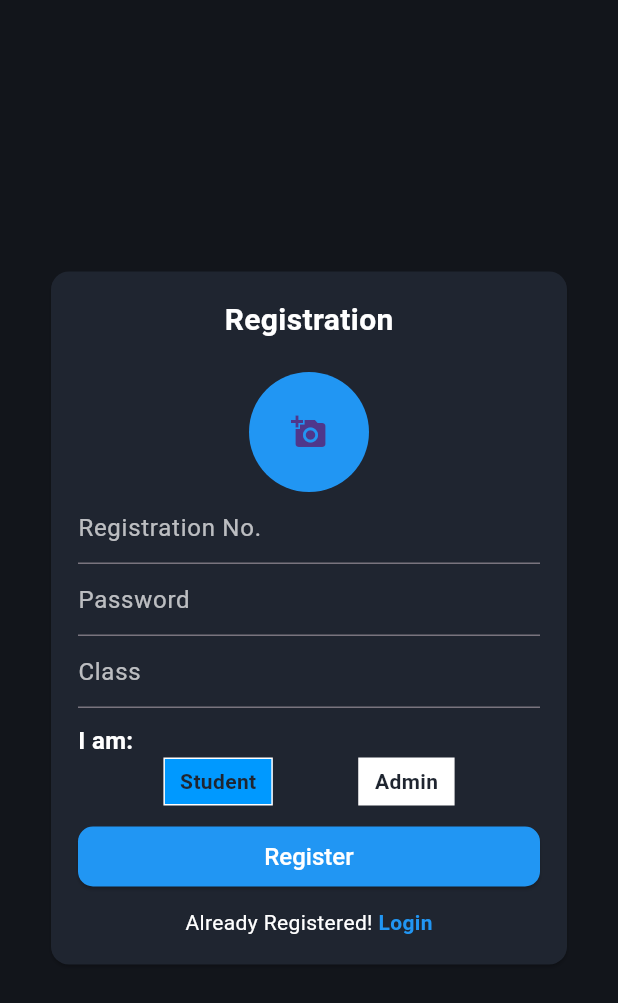
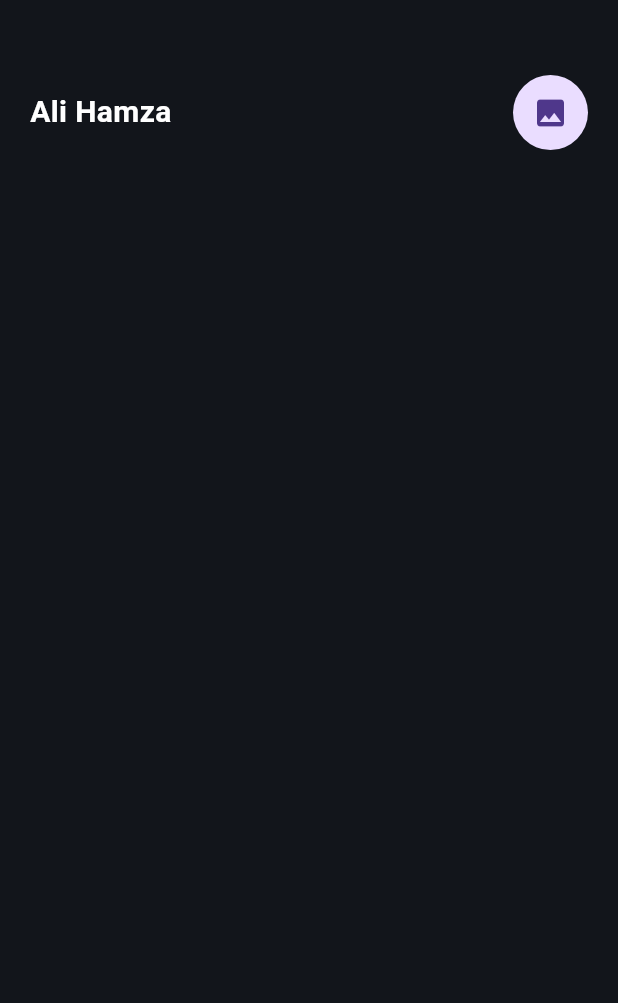
Before and after one commit to alihamza0053/AttendanceApp, a Flutter app: the RegisterationScreen screen opened directly, after a tap on "Register", on a phone screen of 412 x 824 dp. Shown: the top 1003 px of the screen. Run offline on Flutter 3.47's test engine with Material 3 defaults, Android fonts, the phone set to English and light mode, and no system bars; our stand-ins replace image_picker.

Commit message:
userpanel screen

```diff
--- a/attendance/lib/Registration Screens/registrationScreen.dart
+++ b/attendance/lib/Registration Screens/registrationScreen.dart
@@ -1,4 +1,5 @@
 import 'package:attendance/Registration%20Screens/loginScreen.dart';
+import 'package:attendance/User%20Panel/userPanelScreen.dart';
 import 'package:flutter/material.dart';
 import 'package:image_picker/image_picker.dart';
 import 'dart:io';
@@ -140,7 +141,9 @@ class _RegisterationScreenState extends State<RegisterationScreen> {
                         child: SizedBox(
                             width: double.infinity,
                             child: ElevatedButton(
-                                onPressed: () {},
+                                onPressed: () {
+                                  Navigator.pushReplacement(context, MaterialPageRoute(builder: (context)=>UserPanel()));
+                                },
                                 child: const Text(
                                   "Register",
                                   style: TextStyle(
--- /dev/null
+++ b/attendance/lib/User Panel/userPanelScreen.dart
@@ -0,0 +1,30 @@
+import 'package:flutter/material.dart';
+
+class UserPanel extends StatefulWidget {
+  const UserPanel({super.key});
+
+  @override
+  State<UserPanel> createState() => _UserPanelState();
+}
+
+class _UserPanelState extends State<UserPanel> {
+  @override
+  Widget build(BuildContext context) {
+    return const Scaffold(
+      body: Column(
+        children: [
+          Padding(
+            padding: EdgeInsets.fromLTRB(20, 50, 20, 20),
+            child: Row(children: [
+              Text("Ali Hamza",style: TextStyle(fontSize: 20, fontWeight: FontWeight.bold),), Spacer(),
+              CircleAvatar(
+                radius: 25,
+                child: Icon(Icons.image),
+              )
+            ],),
+          )
+        ],
+      ),
+    );
+  }
+}
--- a/attendance/pubspec.yaml
+++ b/attendance/pubspec.yaml
@@ -47,6 +47,9 @@ dev_dependencies:
   # rules and activating additional ones.
   flutter_lints: ^3.0.0
   image_picker: ^1.1.2
+  firebase_core: ^3.3.0
+  cloud_firestore: ^5.2.1
+  firebase_storage: ^12.1.3
 
 # For information on the generic Dart part of this file, see the
 # following page: https://dart.dev/tools/pub/pubspec
```
Also changed, not shown: attendance/pubspec.lock, 3 other files.
